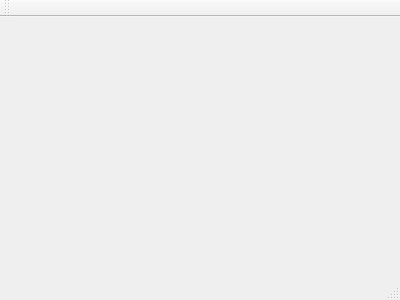
The window that Zadanie2_skrzyzowanie/mainwindow.ui (Qbicz/MUFB) describes before a commit, drawn with Qt 5.
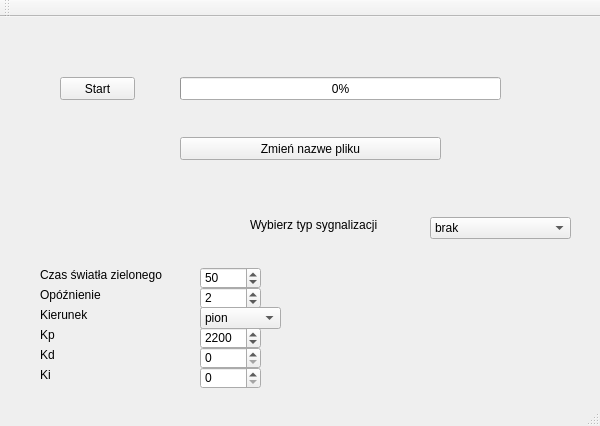
The same window after the commit.

Patch:
```diff
--- a/Zadanie2_skrzyzowanie/mainwindow.ui
+++ b/Zadanie2_skrzyzowanie/mainwindow.ui
@@ -1,24 +1,295 @@
 <ui version="4.0">
  <class>MainWindow</class>
- <widget class="QMainWindow" name="MainWindow" >
-  <property name="geometry" >
+ <widget class="QMainWindow" name="MainWindow">
+  <property name="geometry">
    <rect>
     <x>0</x>
     <y>0</y>
-    <width>400</width>
-    <height>300</height>
+    <width>600</width>
+    <height>426</height>
    </rect>
   </property>
   <property name="windowTitle" >
    <string>MainWindow</string>
   </property>
-  <widget class="QMenuBar" name="menuBar" />
-  <widget class="QToolBar" name="mainToolBar" />
-  <widget class="QWidget" name="centralWidget" />
-  <widget class="QStatusBar" name="statusBar" />
+  <widget class="QWidget" name="centralWidget">
+   <widget class="QPushButton" name="Starter">
+    <property name="geometry">
+     <rect>
+      <x>60</x>
+      <y>60</y>
+      <width>75</width>
+      <height>23</height>
+     </rect>
+    </property>
+    <property name="text">
+     <string>Start</string>
+    </property>
+   </widget>
+   <widget class="QProgressBar" name="PasekPostepu">
+    <property name="geometry">
+     <rect>
+      <x>180</x>
+      <y>60</y>
+      <width>321</width>
+      <height>23</height>
+     </rect>
+    </property>
+    <property name="value">
+     <number>0</number>
+    </property>
+   </widget>
+   <widget class="QPushButton" name="Plik">
+    <property name="geometry">
+     <rect>
+      <x>180</x>
+      <y>120</y>
+      <width>261</width>
+      <height>23</height>
+     </rect>
+    </property>
+    <property name="text">
+     <string>Zmień nazwe pliku</string>
+    </property>
+   </widget>
+   <widget class="QComboBox" name="WyborSygnalizacji">
+    <property name="geometry">
+     <rect>
+      <x>430</x>
+      <y>200</y>
+      <width>141</width>
+      <height>22</height>
+     </rect>
+    </property>
+    <item>
+     <property name="text">
+      <string>brak</string>
+     </property>
+    </item>
+    <item>
+     <property name="text">
+      <string>stałoczasowa</string>
+     </property>
+    </item>
+    <item>
+     <property name="text">
+      <string>inteligentna</string>
+     </property>
+    </item>
+   </widget>
+   <widget class="QLabel" name="label">
+    <property name="geometry">
+     <rect>
+      <x>250</x>
+      <y>200</y>
+      <width>161</width>
+      <height>16</height>
+     </rect>
+    </property>
+    <property name="text">
+     <string>Wybierz typ sygnalizacji</string>
+    </property>
+   </widget>
+   <widget class="QLabel" name="GreenTimeLabel">
+    <property name="geometry">
+     <rect>
+      <x>40</x>
+      <y>250</y>
+      <width>151</width>
+      <height>16</height>
+     </rect>
+    </property>
+    <property name="text">
+     <string>Czas światła zielonego</string>
+    </property>
+   </widget>
+   <widget class="QLabel" name="OpoznienieLabel">
+    <property name="geometry">
+     <rect>
+      <x>40</x>
+      <y>270</y>
+      <width>151</width>
+      <height>16</height>
+     </rect>
+    </property>
+    <property name="text">
+     <string>Opóźnienie</string>
+    </property>
+   </widget>
+   <widget class="QLabel" name="KierunekLabel">
+    <property name="geometry">
+     <rect>
+      <x>40</x>
+      <y>290</y>
+      <width>151</width>
+      <height>16</height>
+     </rect>
+    </property>
+    <property name="text">
+     <string>Kierunek</string>
+    </property>
+   </widget>
+   <widget class="QLabel" name="KpLabel">
+    <property name="geometry">
+     <rect>
+      <x>40</x>
+      <y>310</y>
+      <width>151</width>
+      <height>16</height>
+     </rect>
+    </property>
+    <property name="text">
+     <string>Kp</string>
+    </property>
+   </widget>
+   <widget class="QLabel" name="KdLabel">
+    <property name="geometry">
+     <rect>
+      <x>40</x>
+      <y>330</y>
+      <width>151</width>
+      <height>16</height>
+     </rect>
+    </property>
+    <property name="text">
+     <string>Kd</string>
+    </property>
+   </widget>
+   <widget class="QLabel" name="KiLabel">
+    <property name="geometry">
+     <rect>
+      <x>40</x>
+      <y>350</y>
+      <width>151</width>
+      <height>16</height>
+     </rect>
+    </property>
+    <property name="text">
+     <string>Ki</string>
+    </property>
+   </widget>
+   <widget class="QSpinBox" name="GreenTimeBox">
+    <property name="geometry">
+     <rect>
+      <x>200</x>
+      <y>250</y>
+      <width>61</width>
+      <height>22</height>
+     </rect>
+    </property>
+    <property name="minimum">
+     <number>10</number>
+    </property>
+    <property name="maximum">
+     <number>100</number>
+    </property>
+    <property name="value">
+     <number>50</number>
+    </property>
+   </widget>
+   <widget class="QSpinBox" name="Opoznienie">
+    <property name="geometry">
+     <rect>
+      <x>200</x>
+      <y>270</y>
+      <width>61</width>
+      <height>22</height>
+     </rect>
+    </property>
+    <property name="maximum">
+     <number>10</number>
+    </property>
+    <property name="value">
+     <number>2</number>
+    </property>
+   </widget>
+   <widget class="QSpinBox" name="Kp">
+    <property name="geometry">
+     <rect>
+      <x>200</x>
+      <y>310</y>
+      <width>61</width>
+      <height>22</height>
+     </rect>
+    </property>
+    <property name="minimum">
+     <number>1500</number>
+    </property>
+    <property name="maximum">
+     <number>5000</number>
+    </property>
+    <property name="value">
+     <number>2200</number>
+    </property>
+   </widget>
+   <widget class="QSpinBox" name="Kd">
+    <property name="geometry">
+     <rect>
+      <x>200</x>
+      <y>330</y>
+      <width>61</width>
+      <height>22</height>
+     </rect>
+    </property>
+    <property name="maximum">
+     <number>1000</number>
+    </property>
+   </widget>
+   <widget class="QSpinBox" name="Ki">
+    <property name="geometry">
+     <rect>
+      <x>200</x>
+      <y>350</y>
+      <width>61</width>
+      <height>22</height>
+     </rect>
+    </property>
+    <property name="maximum">
+     <number>1000</number>
+    </property>
+   </widget>
+   <widget class="QComboBox" name="Kierunek">
+    <property name="geometry">
+     <rect>
+      <x>200</x>
+      <y>290</y>
+      <width>81</width>
+      <height>22</height>
+     </rect>
+    </property>
+    <item>
+     <property name="text">
+      <string>pion</string>
+     </property>
+    </item>
+    <item>
+     <property name="text">
+      <string>poziom</string>
+     </property>
+    </item>
+   </widget>
+  </widget>
+  <widget class="QMenuBar" name="menuBar">
+   <property name="geometry">
+    <rect>
+     <x>0</x>
+     <y>0</y>
+     <width>600</width>
+     <height>21</height>
+    </rect>
+   </property>
+  </widget>
+  <widget class="QToolBar" name="mainToolBar">
+   <attribute name="toolBarArea">
+    <enum>TopToolBarArea</enum>
+   </attribute>
+   <attribute name="toolBarBreak">
+    <bool>false</bool>
+   </attribute>
+  </widget>
+  <widget class="QStatusBar" name="statusBar"/>
  </widget>
- <layoutDefault spacing="6" margin="11" />
- <pixmapfunction></pixmapfunction>
+ <layoutdefault spacing="6" margin="11"/>
  <resources/>
  <connections/>
 </ui>
```
Left out of the diff: 3 changed lines with no effect on the pictures.
